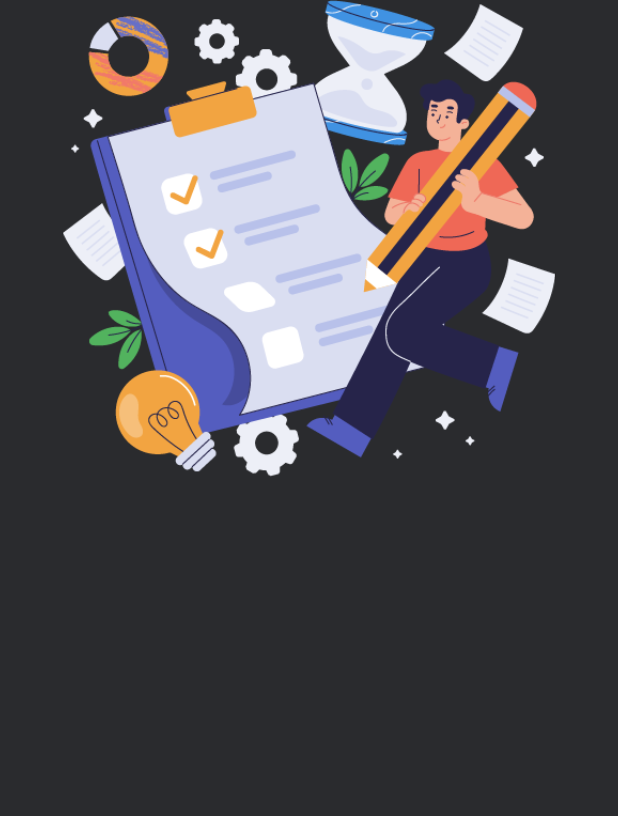
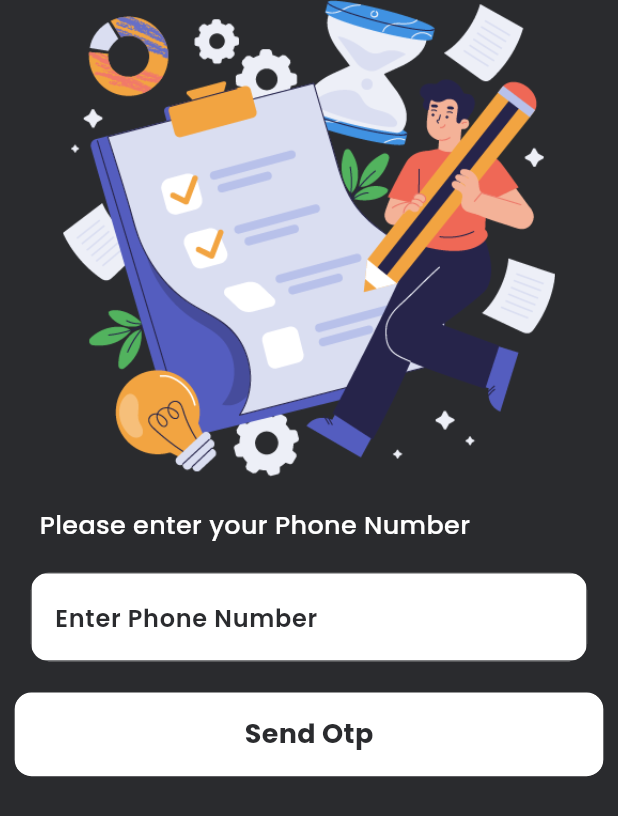
Before and after one commit to Jashwanth-Gowda-R/flutter_todo_app, a Flutter app: the LoginPage screen opened directly, on a phone screen of 412 x 824 dp. Shown: the top 816 px of the screen. Run offline on Flutter 3.47's test engine with Material 2 defaults, Android fonts, the phone set to English and light mode, and no system bars; our stand-ins replace flutter_screenutil, flutter_vector_icons, google_fonts, hooks_riverpod, smooth_page_indicator.

Commit message:
added custom textfield for login page

```diff
--- a/lib/common/utils/constants.dart
+++ b/lib/common/utils/constants.dart
@@ -17,4 +17,6 @@ class AppConst {
 
   static double kWidth = 375.w;
   static double kHeight = 825.h;
+  static double kRadius = 12.h;
+
 }
--- /dev/null
+++ b/lib/common/widgets/custom_text.dart
@@ -0,0 +1,88 @@
+// ignore_for_file: public_member_api_docs, sort_constructors_first
+import 'package:flutter/material.dart';
+
+import 'package:advanced_flutter_todo_app/common/utils/constants.dart';
+import 'package:advanced_flutter_todo_app/common/widgets/appstyle.dart';
+
+class CustomTextField extends StatelessWidget {
+  const CustomTextField({
+    Key? key,
+    required this.controller,
+    this.onChanged,
+    this.keyboardType,
+    this.hintText,
+    this.suffixIcon,
+    this.prefixIcon,
+    this.hintStyle,
+  }) : super(key: key);
+
+  final TextEditingController controller;
+  final void Function(String)? onChanged;
+  final TextInputType? keyboardType;
+  final String? hintText;
+  final Widget? suffixIcon;
+  final Widget? prefixIcon;
+  final TextStyle? hintStyle;
+
+  @override
+  Widget build(BuildContext context) {
+    return Container(
+      width: AppConst.kWidth * 0.9,
+      decoration: BoxDecoration(
+        color: AppConst.kLight,
+        borderRadius: BorderRadius.all(
+          Radius.circular(AppConst.kRadius),
+        ),
+      ),
+      child: TextFormField(
+        controller: controller,
+        keyboardType: keyboardType,
+        cursorHeight: 25,
+        onChanged: onChanged,
+        style: appstyle(18, AppConst.kBKDark, FontWeight.w700),
+        decoration: InputDecoration(
+          hintText: hintText,
+          suffixIcon: suffixIcon,
+          prefixIcon: prefixIcon,
+          suffixIconColor: AppConst.kBKDark,
+          hintStyle: hintStyle,
+          errorBorder: const OutlineInputBorder(
+            borderRadius: BorderRadius.zero,
+            borderSide: BorderSide(
+              color: AppConst.kRed,
+              width: 0.5,
+            ),
+          ),
+          focusedBorder: const OutlineInputBorder(
+            borderRadius: BorderRadius.zero,
+            borderSide: BorderSide(
+              color: Colors.transparent,
+              width: 0.5,
+            ),
+          ),
+          focusedErrorBorder: const OutlineInputBorder(
+            borderRadius: BorderRadius.zero,
+            borderSide: BorderSide(
+              color: AppConst.kRed,
+              width: 0.5,
+            ),
+          ),
+          disabledBorder: const OutlineInputBorder(
+            borderRadius: BorderRadius.zero,
+            borderSide: BorderSide(
+              color: AppConst.kGreyDk,
+              width: 0.5,
+            ),
+          ),
+          enabledBorder: const OutlineInputBorder(
+            borderRadius: BorderRadius.zero,
+            borderSide: BorderSide(
+              color: AppConst.kBKDark,
+              width: 0.5,
+            ),
+          ),
+        ),
+      ),
+    );
+  }
+}
--- a/lib/common/widgets/height_spacer.dart
+++ b/lib/common/widgets/height_spacer.dart
@@ -1,4 +1,5 @@
 import 'package:flutter/material.dart';
+import 'package:flutter_screenutil/flutter_screenutil.dart';
 
 class HeightSpacer extends StatelessWidget {
   const HeightSpacer({
@@ -9,7 +10,7 @@ class HeightSpacer extends StatelessWidget {
   @override
   Widget build(BuildContext context) {
     return SizedBox(
-      height: height,
+      height: height.h,
     );
   }
 }
--- a/lib/common/widgets/width_spacer.dart
+++ b/lib/common/widgets/width_spacer.dart
@@ -1,5 +1,6 @@
 // ignore_for_file: public_member_api_docs, sort_constructors_first
 import 'package:flutter/material.dart';
+import 'package:flutter_screenutil/flutter_screenutil.dart';
 
 class WidthSpacer extends StatelessWidget {
   const WidthSpacer({
@@ -10,7 +11,7 @@ class WidthSpacer extends StatelessWidget {
   @override
   Widget build(BuildContext context) {
     return SizedBox(
-      width: width,
+      width: width.w,
     );
   }
 }
--- a/lib/features/auth/pages/login_page.dart
+++ b/lib/features/auth/pages/login_page.dart
@@ -1,3 +1,9 @@
+import 'package:advanced_flutter_todo_app/common/utils/constants.dart';
+import 'package:advanced_flutter_todo_app/common/widgets/appstyle.dart';
+import 'package:advanced_flutter_todo_app/common/widgets/custom_otn_btn.dart';
+import 'package:advanced_flutter_todo_app/common/widgets/custom_text.dart';
+import 'package:advanced_flutter_todo_app/common/widgets/height_spacer.dart';
+import 'package:advanced_flutter_todo_app/common/widgets/reuseable_text.dart';
 import 'package:flutter/material.dart';
 import 'package:flutter_screenutil/flutter_screenutil.dart';
 import 'package:hooks_riverpod/hooks_riverpod.dart';
@@ -10,6 +16,8 @@ class LoginPage extends ConsumerStatefulWidget {
 }
 
 class _LoginPageState extends ConsumerState<LoginPage> {
+  TextEditingController phone = TextEditingController();
+
   @override
   Widget build(BuildContext context) {
     return Scaffold(
@@ -20,7 +28,53 @@ class _LoginPageState extends ConsumerState<LoginPage> {
             children: [
               Padding(
                 padding: EdgeInsets.symmetric(horizontal: 30.w),
-                child: Image.asset('assets/images/todo.png'),
+                child: Image.asset(
+                  'assets/images/todo.png',
+                  width: 300,
+                ),
+              ),
+              const HeightSpacer(height: 20),
+              Container(
+                alignment: Alignment.centerLeft,
+                padding: EdgeInsets.only(left: 16.w),
+                child: ReuseableText(
+                  text: 'Please enter your Phone Number',
+                  style: appstyle(
+                    17,
+                    AppConst.kLight,
+                    FontWeight.w500,
+                  ),
+                ),
+              ),
+              const HeightSpacer(height: 20),
+              Center(
+                child: CustomTextField(
+                  controller: phone,
+                  // prefixIcon: Container(
+                  //   padding: const EdgeInsets.all(4.0),
+                  //   child: GestureDetector(
+                  //     onTap: () {},
+                  //   ),
+                  // ),
+                  keyboardType: TextInputType.phone,
+                  hintText: 'Enter Phone Number',
+                  hintStyle: appstyle(
+                    16,
+                    AppConst.kBKDark,
+                    FontWeight.w600,
+                  ),
+                ),
+              ),
+              const HeightSpacer(
+                height: 20,
+              ),
+              CustomOtlnBtn(
+                onTap: () {},
+                width: AppConst.kWidth * 0.9,
+                height: AppConst.kHeight * 0.07,
+                color: AppConst.kBKDark,
+                color2: AppConst.kLight,
+                text: 'Send Otp',
               ),
             ],
           ),
```
